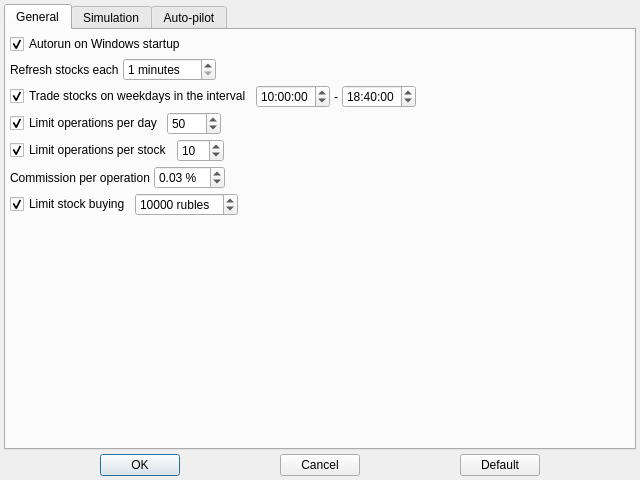
Before: the Qt Designer form src/config/settingsdialog.ui in Gris87/TInvestor, drawn with Qt 5.
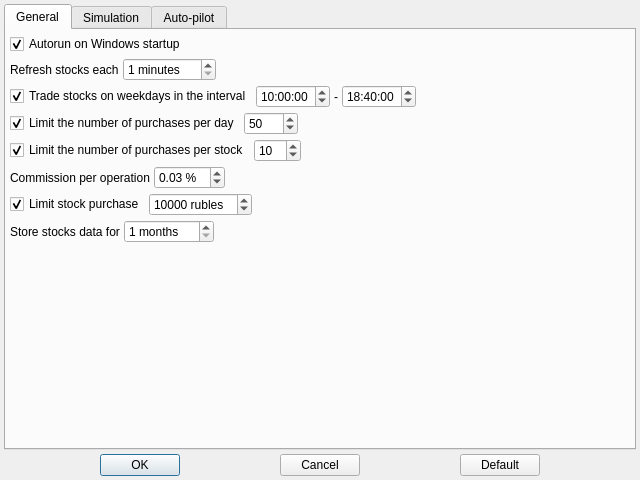
After: the same form once the commit is applied. Custom widgets are drawn as their Qt base class.

Patch:
```diff
--- a/src/config/settingsdialog.ui
+++ b/src/config/settingsdialog.ui
@@ -171,7 +171,7 @@
          <item>
           <widget class="QCheckBox" name="limitOperationsPerDayCheckBox">
            <property name="text">
-            <string>Limit operations per day</string>
+            <string>Limit the number of purchases per day</string>
            </property>
            <property name="checked">
             <bool>true</bool>
@@ -214,7 +214,7 @@
          <item>
           <widget class="QCheckBox" name="limitOperationsPerStockCheckBox">
            <property name="text">
-            <string>Limit operations per stock</string>
+            <string>Limit the number of purchases per stock</string>
            </property>
            <property name="checked">
             <bool>true</bool>
@@ -297,7 +297,7 @@
          <item>
           <widget class="QCheckBox" name="limitStockBuyingCheckBox">
            <property name="text">
-            <string>Limit stock buying</string>
+            <string>Limit stock purchase</string>
            </property>
            <property name="checked">
             <bool>true</bool>
@@ -335,6 +335,46 @@
          </item>
         </layout>
        </item>
+       <item>
+        <layout class="QHBoxLayout" name="horizontalLayout_8">
+         <property name="spacing">
+          <number>4</number>
+         </property>
+         <item>
+          <widget class="QLabel" name="label_2">
+           <property name="text">
+            <string>Store stocks data for</string>
+           </property>
+          </widget>
+         </item>
+         <item>
+          <widget class="QSpinBox" name="storageMonthLimitSpinBox">
+           <property name="suffix">
+            <string> months</string>
+           </property>
+           <property name="minimum">
+            <number>1</number>
+           </property>
+           <property name="maximum">
+            <number>120</number>
+           </property>
+          </widget>
+         </item>
+         <item>
+          <spacer name="horizontalSpacer_11">
+           <property name="orientation">
+            <enum>Qt::Orientation::Horizontal</enum>
+           </property>
+           <property name="sizeHint" stdset="0">
+            <size>
+             <width>40</width>
+             <height>20</height>
+            </size>
+           </property>
+          </spacer>
+         </item>
+        </layout>
+       </item>
        <item>
         <spacer name="verticalSpacer">
          <property name="orientation">
```
Left out of the diff: 12 changed lines with no effect on the pictures.
